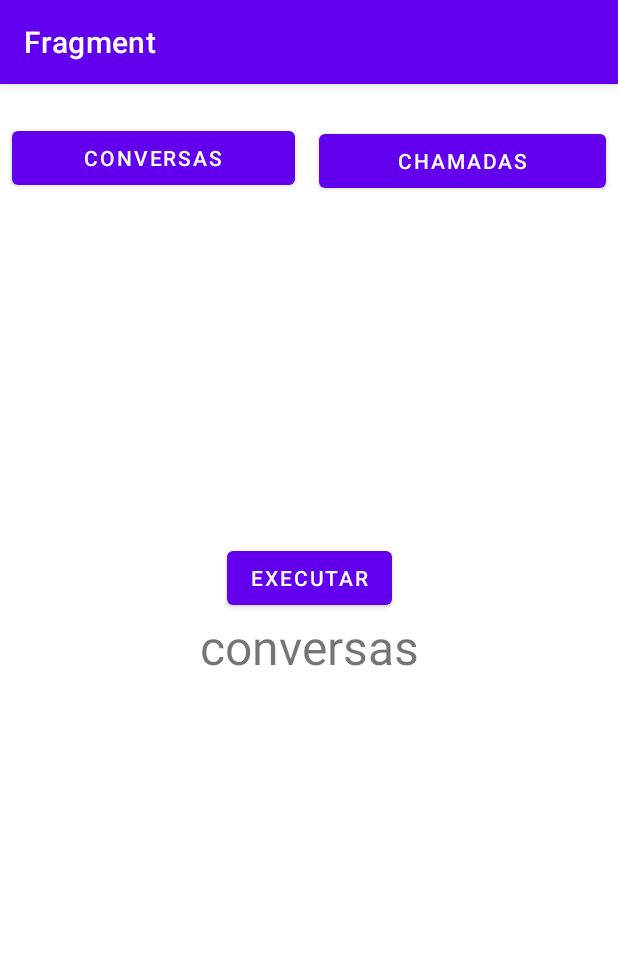
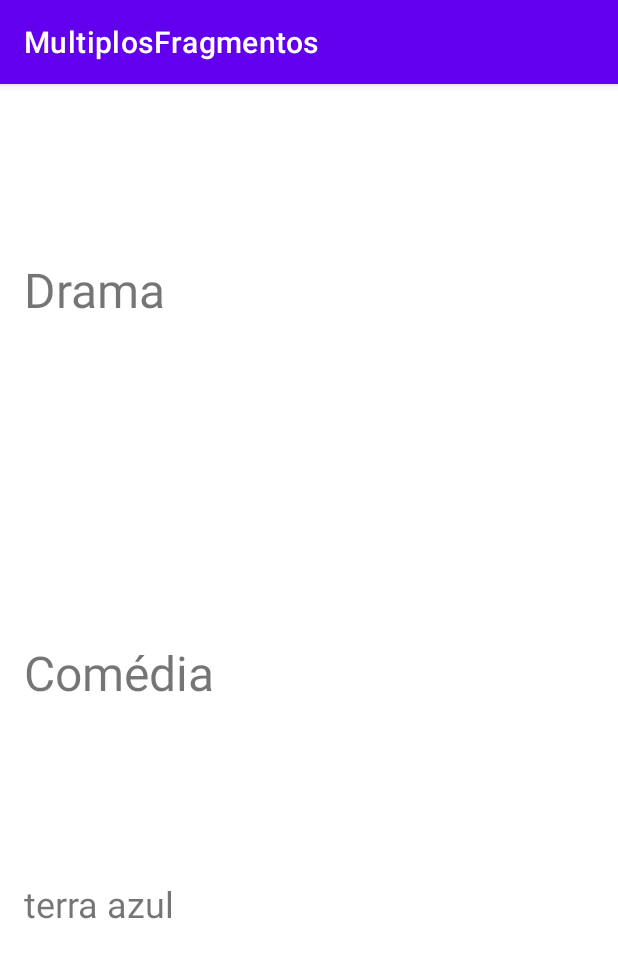
Before and after one commit to efraimmachado/progmobile, an Android app: the screen it shows after launch (MainActivity), on a phone screen of 412 x 824 dp. Shown: the top 958 px of the screen. Run offline under Robolectric (Android 15) with nearby library versions, the phone set to English and light mode, and no system bars.

Commit message:
subindo arquivos para atividade multiplos fragmentos

```diff
--- a/app/build.gradle
+++ b/app/build.gradle
@@ -3,11 +3,11 @@ plugins {
 }
 
 android {
-    namespace 'com.example.fragment'
+    namespace 'com.example.multiplosfragmentos'
     compileSdk 33
 
     defaultConfig {
-        applicationId "com.example.fragment"
+        applicationId "com.example.multiplosfragmentos"
         minSdk 24
         targetSdk 33
         versionCode 1
--- a/app/src/main/AndroidManifest.xml
+++ b/app/src/main/AndroidManifest.xml
@@ -9,7 +9,7 @@
         android:icon="@mipmap/ic_launcher"
         android:label="@string/app_name"
         android:supportsRtl="true"
-        android:theme="@style/Theme.Fragment"
+        android:theme="@style/Theme.MultiplosFragmentos"
         tools:targetApi="31">
         <activity
             android:name=".MainActivity"
--- a/app/src/main/java/com/example/fragment/MainActivity.java
+++ /dev/null
@@ -1,58 +0,0 @@
-package com.example.fragment;
-
-import androidx.appcompat.app.AppCompatActivity;
-import androidx.fragment.app.FragmentManager;
-
-import android.os.Bundle;
-import android.util.Log;
-import android.view.View;
-import android.widget.Button;
-
-import com.example.fragment.fragment.ChamadasFragment;
-import com.example.fragment.fragment.ConversasFragment;
-
-public class MainActivity extends AppCompatActivity {
-
-    private Button btnConversas;
-    private Button btnChamadas;
-
-    @Override
-    protected void onCreate(Bundle savedInstanceState) {
-        super.onCreate(savedInstanceState);
-        setContentView(R.layout.activity_main);
-        Log.i("EVENTOS","on create - MainActivity");
-        btnConversas = findViewById(R.id.btnConversas);
-        btnChamadas = findViewById(R.id.btnChamadas);
-
-        btnConversas.setOnClickListener(new View.OnClickListener()
-        {
-            @Override
-            public void onClick(View view)
-            {
-                ConversasFragment fragment = new ConversasFragment();
-                Bundle bundle = new Bundle();
-                bundle.putString("nome", "Zalmoxis");
-                fragment.setArguments(bundle);
-                FragmentManager fragmentManager = getSupportFragmentManager();
-                fragmentManager
-                        .beginTransaction()
-                        .replace(R.id.fragContainer, fragment)
-                        .commit();
-            }
-        });
-
-        btnChamadas.setOnClickListener(new View.OnClickListener()
-        {
-            @Override
-            public void onClick(View view)
-            {
-                FragmentManager fragmentManager = getSupportFragmentManager();
-                fragmentManager
-                        .beginTransaction()
-                        .replace(R.id.fragContainer, new ChamadasFragment())
-                        .commit();
-            }
-        });
-
-    }
-}
--- a/app/src/main/java/com/example/fragment/fragment/ConversasFragment.java
+++ /dev/null
@@ -1,96 +0,0 @@
-package com.example.fragment.fragment;
-
-import android.os.Bundle;
-
-import androidx.fragment.app.Fragment;
-
-import android.view.LayoutInflater;
-import android.view.View;
-import android.view.ViewGroup;
-import android.widget.Button;
-import android.widget.TextView;
-
-import com.example.fragment.R;
-
-/**
- * A simple {@link Fragment} subclass.
- * Use the {@link ConversasFragment#newInstance} factory method to
- * create an instance of this fragment.
- */
-public class ConversasFragment extends Fragment {
-
-
-    private Button executar;
-    private TextView alvo;
-
-    // TODO: Rename parameter arguments, choose names that match
-    // the fragment initialization parameters, e.g. ARG_ITEM_NUMBER
-    private static final String ARG_PARAM1 = "param1";
-    private static final String ARG_PARAM2 = "param2";
-
-    // TODO: Rename and change types of parameters
-    private String mParam1;
-    private String mParam2;
-
-    private String nomeExterno;
-
-    public ConversasFragment() {
-        // Required empty public constructor
-    }
-
-    /**
-     * Use this factory method to create a new instance of
-     * this fragment using the provided parameters.
-     *
-     * @param param1 Parameter 1.
-     * @param param2 Parameter 2.
-     * @return A new instance of fragment ConversasFragment.
-     */
-    // TODO: Rename and change types and number of parameters
-    public static ConversasFragment newInstance(String param1, String param2) {
-        ConversasFragment fragment = new ConversasFragment();
-        Bundle args = new Bundle();
-        args.putString(ARG_PARAM1, param1);
-        args.putString(ARG_PARAM2, param2);
-        fragment.setArguments(args);
-        return fragment;
-    }
-
-    @Override
-    public void onCreate(Bundle savedInstanceState) {
-        super.onCreate(savedInstanceState);
-        if (getArguments() != null) {
-            mParam1 = getArguments().getString(ARG_PARAM1);
-            mParam2 = getArguments().getString(ARG_PARAM2);
-            nomeExterno = getArguments().getString("nome");
-        }
-    }
-
-    @Override
-    public View onCreateView(LayoutInflater inflater, ViewGroup container,
-                             Bundle savedInstanceState) {
-        // Inflate the layout for this fragment
-
-        View view = inflater.inflate(R.layout.fragment_conversas,
-                container,
-                false);
-        executar = view.findViewById(R.id.executar);
-        alvo = view.findViewById(R.id.alvo);
-
-        //String nome = getArguments().getString("nome");
-
-        executar.setOnClickListener(new View.OnClickListener() {
-            @Override
-            public void onClick(View view) {
-                alvo.setText("efraim");
-            }
-        });
-        return view;
-    }
-
-    @Override
-    public void onStart() {
-        super.onStart();
-        alvo.setText(nomeExterno);
-    }
-}
--- a/app/src/main/java/com/example/fragment/fragment/ChamadasFragment.java
+++ b/app/src/main/java/com/example/multiplosfragmentos/ListagemFragment.java
@@ -1,4 +1,4 @@
-package com.example.fragment.fragment;
+package com.example.multiplosfragmentos;
 
 import android.os.Bundle;
 
@@ -7,26 +7,32 @@ import androidx.fragment.app.Fragment;
 import android.view.LayoutInflater;
 import android.view.View;
 import android.view.ViewGroup;
-
-import com.example.fragment.R;
+import android.widget.TextView;
 
 /**
  * A simple {@link Fragment} subclass.
- * Use the {@link ChamadasFragment#newInstance} factory method to
+ * Use the {@link ListagemFragment#newInstance} factory method to
  * create an instance of this fragment.
  */
-public class ChamadasFragment extends Fragment {
+public class ListagemFragment extends Fragment {
 
     // TODO: Rename parameter arguments, choose names that match
     // the fragment initialization parameters, e.g. ARG_ITEM_NUMBER
     private static final String ARG_PARAM1 = "param1";
     private static final String ARG_PARAM2 = "param2";
 
+    private static final String ARG_CATEGORIA = "kevin";
+
+    private TextView categoriaTextView;
+
+
     // TODO: Rename and change types of parameters
     private String mParam1;
     private String mParam2;
 
-    public ChamadasFragment() {
+    private String mCategoria;
+
+    public ListagemFragment() {
         // Required empty public constructor
     }
 
@@ -36,11 +42,11 @@ public class ChamadasFragment extends Fragment {
      *
      * @param param1 Parameter 1.
      * @param param2 Parameter 2.
-     * @return A new instance of fragment ChamadasFragment.
+     * @return A new instance of fragment ListagemFragment.
      */
     // TODO: Rename and change types and number of parameters
-    public static ChamadasFragment newInstance(String param1, String param2) {
-        ChamadasFragment fragment = new ChamadasFragment();
+    public static ListagemFragment newInstance(String param1, String param2) {
+        ListagemFragment fragment = new ListagemFragment();
         Bundle args = new Bundle();
         args.putString(ARG_PARAM1, param1);
         args.putString(ARG_PARAM2, param2);
@@ -51,19 +57,26 @@ public class ChamadasFragment extends Fragment {
     @Override
     public void onCreate(Bundle savedInstanceState) {
         super.onCreate(savedInstanceState);
-        if (getArguments() != null)
-        {
+        if (getArguments() != null) {
             mParam1 = getArguments().getString(ARG_PARAM1);
             mParam2 = getArguments().getString(ARG_PARAM2);
+
+            mCategoria = getArguments().getString(ARG_CATEGORIA);
         }
     }
-
-
 
     @Override
     public View onCreateView(LayoutInflater inflater, ViewGroup container,
                              Bundle savedInstanceState) {
         // Inflate the layout for this fragment
-        return inflater.inflate(R.layout.fragment_chamadas, container, false);
+        View view = inflater.inflate(R.layout.fragment_listagem, container, false);
+        categoriaTextView = view.findViewById(R.id.categoria);
+        return view;
+    }
+
+    @Override
+    public void onStart() {
+        super.onStart();
+        categoriaTextView.setText(mCategoria);
     }
 }
--- /dev/null
+++ b/app/src/main/java/com/example/multiplosfragmentos/MainActivity.java
@@ -0,0 +1,38 @@
+package com.example.multiplosfragmentos;
+
+import androidx.appcompat.app.AppCompatActivity;
+import androidx.fragment.app.FragmentManager;
+
+import android.os.Bundle;
+
+public class MainActivity extends AppCompatActivity {
+
+
+
+    @Override
+    protected void onCreate(Bundle savedInstanceState) {
+        super.onCreate(savedInstanceState);
+        setContentView(R.layout.activity_main);
+
+        ListagemFragment dramaFragment = new ListagemFragment();
+        ListagemFragment comediaFragment = new ListagemFragment();
+
+        Bundle bundle = new Bundle();
+        bundle.putString("categoria", "drama");
+        dramaFragment.setArguments(bundle);
+
+        bundle = new Bundle();
+        bundle.putString("kevin", "terra azul");
+        comediaFragment.setArguments(bundle);
+
+        FragmentManager fragmentManager = getSupportFragmentManager();
+
+        fragmentManager.beginTransaction().
+                replace(R.id.containerDrama, dramaFragment)
+                .commit();
+
+        fragmentManager.beginTransaction().
+                replace(R.id.containerComedia, comediaFragment)
+                .commit();
+    }
+}
--- a/app/src/main/res/layout/activity_main.xml
+++ b/app/src/main/res/layout/activity_main.xml
@@ -6,63 +6,59 @@
     android:layout_height="match_parent"
     tools:context=".MainActivity">
 
-    <Button
-        android:id="@+id/btnConversas"
-        android:layout_width="0dp"
+    <TextView
+        android:id="@+id/textView"
+        android:layout_width="wrap_content"
         android:layout_height="wrap_content"
-        android:layout_marginStart="8dp"
-        android:layout_marginEnd="8dp"
-        android:layout_marginBottom="4dp"
-        android:text="Conversas"
-        app:layout_constraintBottom_toTopOf="@+id/guideline"
-        app:layout_constraintEnd_toStartOf="@+id/guideline3"
+        android:layout_marginStart="16dp"
+        android:text="Drama"
+        android:textSize="32sp"
         app:layout_constraintStart_toStartOf="parent"
-        app:layout_constraintTop_toTopOf="@+id/guideline2" />
+        app:layout_constraintTop_toTopOf="@+id/guideline" />
 
     <androidx.constraintlayout.widget.Guideline
         android:id="@+id/guideline"
         android:layout_width="wrap_content"
         android:layout_height="wrap_content"
         android:orientation="horizontal"
-        app:layout_constraintGuide_begin="82dp" />
+        app:layout_constraintGuide_percent="0.15" />
 
     <androidx.constraintlayout.widget.Guideline
         android:id="@+id/guideline2"
         android:layout_width="wrap_content"
         android:layout_height="wrap_content"
         android:orientation="horizontal"
-        app:layout_constraintGuide_begin="20dp" />
+        app:layout_constraintGuide_percent="0.48290014" />
 
-    <androidx.constraintlayout.widget.Guideline
-        android:id="@+id/guideline3"
+    <TextView
+        android:id="@+id/textView2"
         android:layout_width="wrap_content"
         android:layout_height="wrap_content"
-        android:orientation="vertical"
-        app:layout_constraintGuide_begin="205dp" />
-
-    <Button
-        android:id="@+id/btnChamadas"
-        android:layout_width="0dp"
-        android:layout_height="wrap_content"
-        android:layout_marginStart="8dp"
-        android:layout_marginEnd="8dp"
-        android:text="Chamadas"
-        app:layout_constraintBottom_toTopOf="@+id/guideline"
-        app:layout_constraintEnd_toEndOf="parent"
-        app:layout_constraintStart_toStartOf="@+id/guideline3"
+        android:layout_marginStart="16dp"
+        android:text="Comédia"
+        android:textSize="32sp"
+        app:layout_constraintStart_toStartOf="parent"
         app:layout_constraintTop_toTopOf="@+id/guideline2" />
 
     <androidx.fragment.app.FragmentContainerView
-        android:id="@+id/fragContainer"
-        android:name="com.example.fragment.fragment.ConversasFragment"
+        android:id="@+id/containerDrama"
+        android:name="com.example.multiplosfragmentos.ListagemFragment"
         android:layout_width="wrap_content"
         android:layout_height="wrap_content"
-        app:layout_constraintBottom_toBottomOf="parent"
-        app:layout_constraintEnd_toEndOf="parent"
-        app:layout_constraintHorizontal_bias="0.5"
+        android:layout_marginStart="16dp"
+        android:layout_marginTop="32dp"
         app:layout_constraintStart_toStartOf="parent"
-        app:layout_constraintTop_toTopOf="parent"
-        app:layout_constraintVertical_bias="0.5"
-        tools:layout="@layout/fragment_conversas" />
+        app:layout_constraintTop_toBottomOf="@+id/textView"
+        tools:layout="@layout/fragment_listagem" />
 
+    <androidx.fragment.app.FragmentContainerView
+        android:id="@+id/containerComedia"
+        android:name="com.example.multiplosfragmentos.ListagemFragment"
+        android:layout_width="wrap_content"
+        android:layout_height="wrap_content"
+        android:layout_marginStart="16dp"
+        android:layout_marginTop="32dp"
+        app:layout_constraintStart_toStartOf="parent"
+        app:layout_constraintTop_toBottomOf="@+id/textView2"
+        tools:layout="@layout/fragment_listagem" />
 </androidx.constraintlayout.widget.ConstraintLayout>
--- a/app/src/main/res/layout/fragment_conversas.xml
+++ /dev/null
@@ -1,45 +0,0 @@
-<?xml version="1.0" encoding="utf-8"?>
-<androidx.constraintlayout.widget.ConstraintLayout xmlns:android="http://schemas.android.com/apk/res/android"
-    xmlns:app="http://schemas.android.com/apk/res-auto"
-    xmlns:tools="http://schemas.android.com/tools"
-    android:layout_width="match_parent"
-    android:layout_height="match_parent"
-    tools:context=".fragment.ConversasFragment">
-
-    <TextView
-        android:id="@+id/textView"
-        android:layout_width="wrap_content"
-        android:layout_height="wrap_content"
-        android:text="conversas"
-        android:textSize="32sp"
-        app:layout_constraintBottom_toBottomOf="parent"
-        app:layout_constraintEnd_toEndOf="parent"
-        app:layout_constraintStart_toStartOf="parent"
-        app:layout_constraintTop_toTopOf="parent"
-        app:layout_constraintVertical_bias="0.47" />
-
-    <TextView
-        android:id="@+id/alvo"
-        android:layout_width="wrap_content"
-        android:layout_height="wrap_content"
-        android:text="TextView"
-        android:textSize="34sp"
-        app:layout_constraintBottom_toTopOf="@+id/textView"
-        app:layout_constraintEnd_toEndOf="parent"
-        app:layout_constraintHorizontal_bias="0.5"
-        app:layout_constraintStart_toStartOf="parent"
-        app:layout_constraintTop_toTopOf="parent" />
-
-    <Button
-        android:id="@+id/executar"
-        android:layout_width="wrap_content"
-        android:layout_height="wrap_content"
-        android:text="executar"
-        app:layout_constraintBottom_toTopOf="@+id/textView"
-        app:layout_constraintEnd_toEndOf="parent"
-        app:layout_constraintHorizontal_bias="0.5"
-        app:layout_constraintStart_toStartOf="parent"
-        app:layout_constraintTop_toBottomOf="@+id/alvo"
-        app:layout_constraintVertical_bias="0.5" />
-
-</androidx.constraintlayout.widget.ConstraintLayout>
--- a/app/src/main/res/layout/fragment_chamadas.xml
+++ b/app/src/main/res/layout/fragment_listagem.xml
@@ -3,19 +3,18 @@
     xmlns:app="http://schemas.android.com/apk/res-auto"
     xmlns:tools="http://schemas.android.com/tools"
     android:layout_width="match_parent"
-    android:layout_height="match_parent"
-    tools:context=".fragment.ChamadasFragment">
+    android:layout_height="200dp"
+    tools:context=".ListagemFragment">
 
     <TextView
-        android:id="@+id/textView2"
+        android:id="@+id/categoria"
         android:layout_width="wrap_content"
         android:layout_height="wrap_content"
-        android:text="Chamadas"
-        android:textSize="32sp"
+        android:text="categoria"
+        android:textSize="24sp"
         app:layout_constraintBottom_toBottomOf="parent"
         app:layout_constraintEnd_toEndOf="parent"
-        app:layout_constraintHorizontal_bias="0.5"
+        app:layout_constraintHorizontal_bias="0.498"
         app:layout_constraintStart_toStartOf="parent"
-        app:layout_constraintTop_toTopOf="parent"
-        app:layout_constraintVertical_bias="0.5" />
+        app:layout_constraintTop_toTopOf="parent" />
 </androidx.constraintlayout.widget.ConstraintLayout>
--- a/app/src/main/res/values-night/themes.xml
+++ b/app/src/main/res/values-night/themes.xml
@@ -1,6 +1,6 @@
 <resources xmlns:tools="http://schemas.android.com/tools">
     <!-- Base application theme. -->
-    <style name="Theme.Fragment" parent="Theme.MaterialComponents.DayNight.DarkActionBar">
+    <style name="Theme.MultiplosFragmentos" parent="Theme.MaterialComponents.DayNight.DarkActionBar">
         <!-- Primary brand color. -->
         <item name="colorPrimary">@color/purple_200</item>
         <item name="colorPrimaryVariant">@color/purple_700</item>
--- a/app/src/main/res/values/strings.xml
+++ b/app/src/main/res/values/strings.xml
@@ -1,5 +1,5 @@
 <resources>
-    <string name="app_name">Fragment</string>
+    <string name="app_name">MultiplosFragmentos</string>
     <!-- TODO: Remove or change this placeholder text -->
     <string name="hello_blank_fragment">Hello blank fragment</string>
 </resources>
--- a/app/src/main/res/values/themes.xml
+++ b/app/src/main/res/values/themes.xml
@@ -1,6 +1,6 @@
 <resources xmlns:tools="http://schemas.android.com/tools">
     <!-- Base application theme. -->
-    <style name="Theme.Fragment" parent="Theme.MaterialComponents.DayNight.DarkActionBar">
+    <style name="Theme.MultiplosFragmentos" parent="Theme.MaterialComponents.DayNight.DarkActionBar">
         <!-- Primary brand color. -->
         <item name="colorPrimary">@color/purple_500</item>
         <item name="colorPrimaryVariant">@color/purple_700</item>
--- a/settings.gradle
+++ b/settings.gradle
@@ -12,5 +12,5 @@ dependencyResolutionManagement {
         mavenCentral()
     }
 }
-rootProject.name = "Fragment"
+rootProject.name = "MultiplosFragmentos"
 include ':app'
```
Also changed, not shown: gradle/wrapper/gradle-wrapper.properties, 4 other files.
